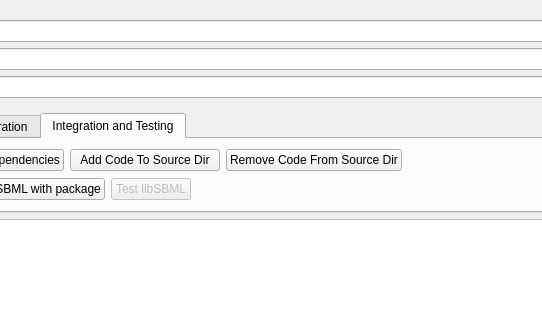
The window that ui/dialoggenerate.ui (sbmlteam/QtDeviser) describes before a commit, drawn with Qt 5; both pictures show x 255 to 797 and y 0 to 334 of the 934 by 480 pixel window.
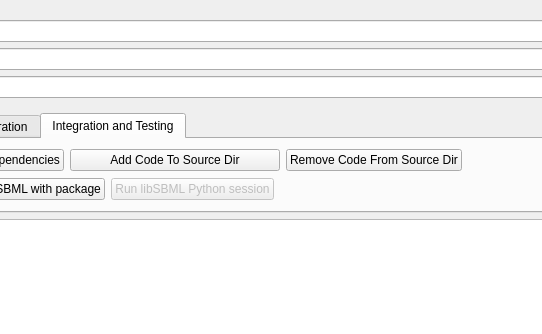
The same window after the commit. Icons and pictures are not drawn.

Patch:
```diff
--- a/ui/dialoggenerate.ui
+++ b/ui/dialoggenerate.ui
@@ -185,7 +185,7 @@
             <bool>false</bool>
            </property>
            <property name="text">
-            <string>Test libSBML</string>
+            <string>Run libSBML Python session</string>
            </property>
           </widget>
          </item>
```
Left out of the diff: 45 changed lines with no effect on the pictures.
